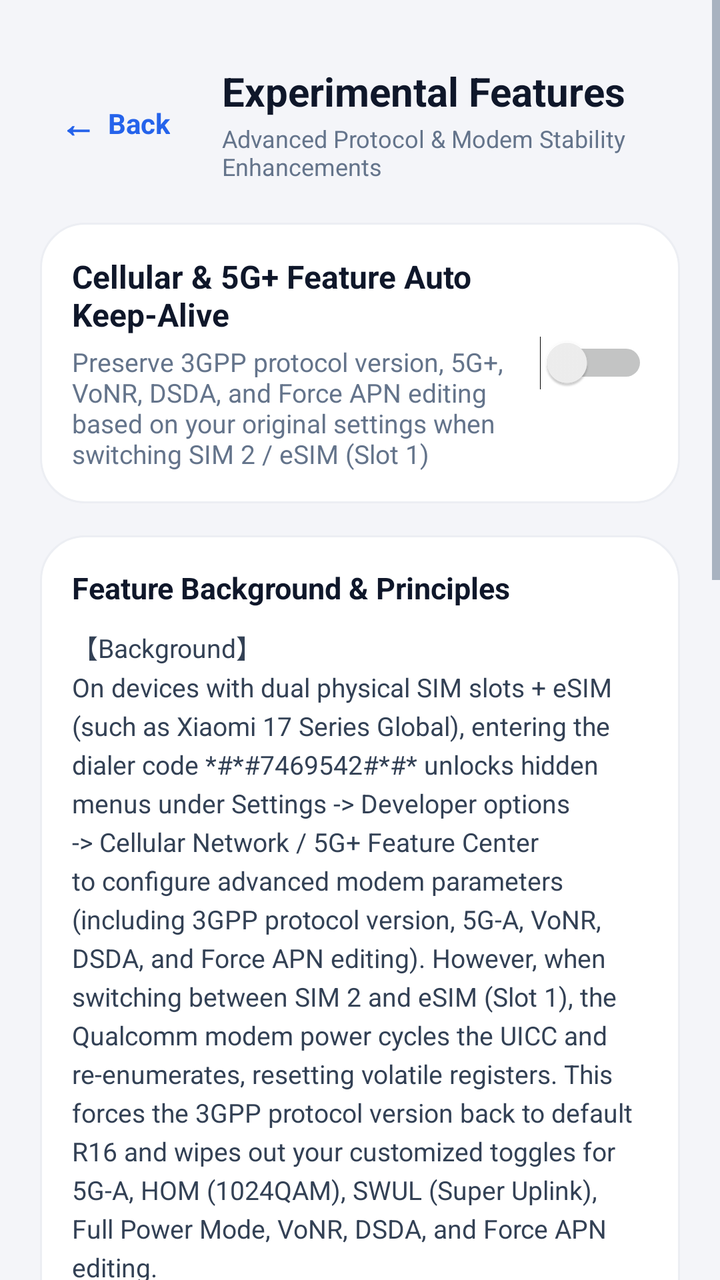
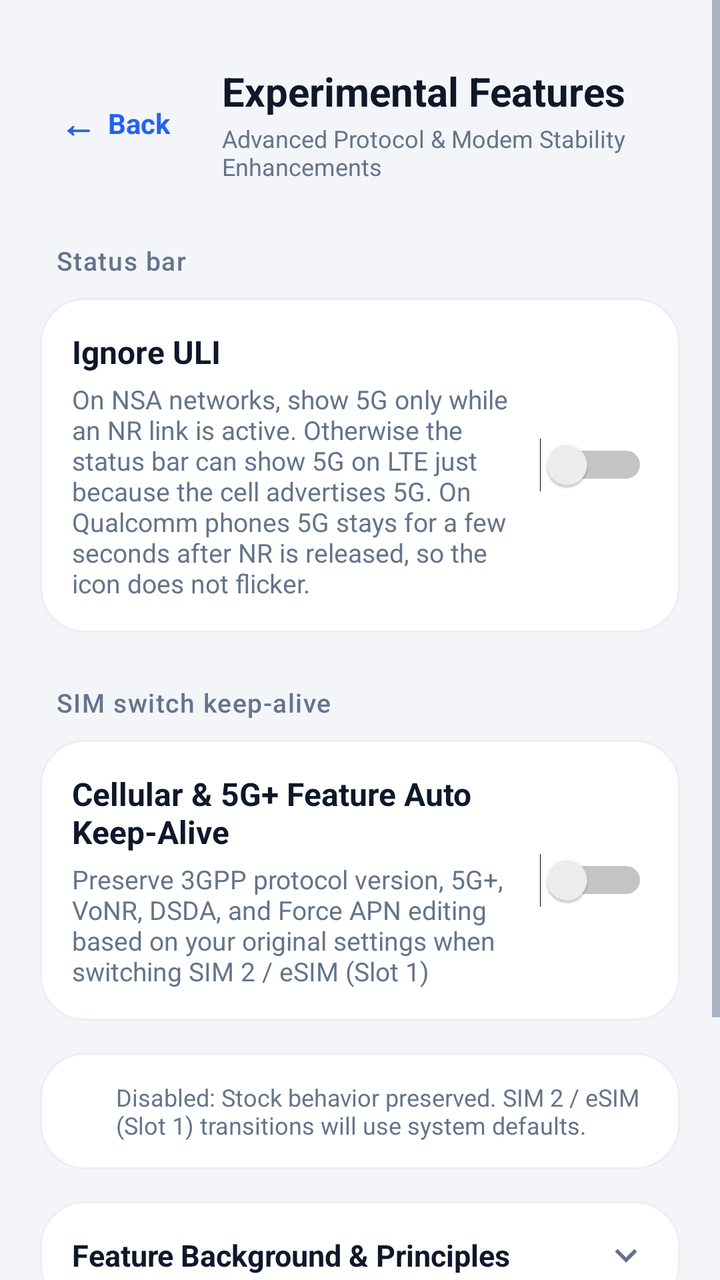

Two renders of the same Android screen: before a commit and after it. Below are the layout's source before the change and the commit's diff.
<!-- AndroidManifest.xml: application theme AppTheme -->
<!-- res/layout/activity_experimental.xml -->
<?xml version="1.0" encoding="utf-8"?>
<ScrollView xmlns:android="http://schemas.android.com/apk/res/android"
    android:layout_width="match_parent"
    android:layout_height="match_parent"
    android:background="@color/background"
    android:fillViewport="true">

    <LinearLayout
        android:layout_width="match_parent"
        android:layout_height="wrap_content"
        android:orientation="vertical"
        android:padding="20dp">

        
        <LinearLayout
            android:layout_width="match_parent"
            android:layout_height="wrap_content"
            android:orientation="horizontal"
            android:gravity="center_vertical"
            android:layout_marginBottom="20dp"
            android:paddingTop="12dp">

            <LinearLayout
                android:id="@+id/btn_back"
                android:layout_width="wrap_content"
                android:layout_height="wrap_content"
                android:orientation="horizontal"
                android:gravity="center_vertical"
                android:background="@drawable/bg_tab_unselected"
                android:clickable="true"
                android:focusable="true"
                android:paddingStart="10dp"
                android:paddingEnd="12dp"
                android:paddingTop="6dp"
                android:paddingBottom="6dp">

                <TextView
                    android:layout_width="wrap_content"
                    android:layout_height="wrap_content"
                    android:text="←"
                    android:textColor="@color/accent"
                    android:textSize="18sp"
                    android:textStyle="bold"
                    android:layout_marginEnd="6dp" />

                <TextView
                    android:layout_width="wrap_content"
                    android:layout_height="wrap_content"
                    android:text="@string/btn_back"
                    android:textColor="@color/accent"
                    android:textSize="14sp"
                    android:textStyle="bold" />
            </LinearLayout>

            <LinearLayout
                android:layout_width="0dp"
                android:layout_height="wrap_content"
                android:layout_weight="1"
                android:orientation="vertical"
                android:layout_marginStart="14dp">

                <TextView
                    android:layout_width="wrap_content"
                    android:layout_height="wrap_content"
                    android:text="@string/title_experimental"
                    android:textColor="@color/text_title"
                    android:textSize="20sp"
                    android:textStyle="bold" />

                <TextView
                    android:layout_width="wrap_content"
                    android:layout_height="wrap_content"
                    android:text="@string/subtitle_experimental"
                    android:textColor="@color/text_caption"
                    android:textSize="12sp"
                    android:layout_marginTop="2dp" />
            </LinearLayout>
        </LinearLayout>

        
        <LinearLayout
            android:layout_width="match_parent"
            android:layout_height="wrap_content"
            android:background="@drawable/bg_card"
            android:orientation="vertical"
            android:padding="16dp"
            android:layout_marginBottom="16dp">

            <LinearLayout
                android:layout_width="match_parent"
                android:layout_height="wrap_content"
                android:orientation="horizontal"
                android:gravity="center_vertical">

                <LinearLayout
                    android:layout_width="0dp"
                    android:layout_height="wrap_content"
                    android:layout_weight="1"
                    android:orientation="vertical"
                    android:layout_marginEnd="12dp">

                    <LinearLayout
                        android:layout_width="wrap_content"
                        android:layout_height="wrap_content"
                        android:orientation="horizontal"
                        android:gravity="center_vertical">

                        <TextView
                            android:layout_width="wrap_content"
                            android:layout_height="wrap_content"
                            android:text="@string/pref_5ga_keepalive_title"
                            android:textColor="@color/text_title"
                            android:textSize="16sp"
                            android:textStyle="bold" />

                        <TextView
                            android:id="@+id/badge_5ga_keepalive_status"
                            android:layout_width="wrap_content"
                            android:layout_height="wrap_content"
                            android:layout_marginStart="8dp"
                            android:textColor="@color/text_caption"
                            android:textSize="12sp"
                            android:textStyle="bold" />
                    </LinearLayout>

                    <TextView
                        android:layout_width="wrap_content"
                        android:layout_height="wrap_content"
                        android:text="@string/pref_5ga_keepalive_desc"
                        android:textColor="@color/text_caption"
                        android:textSize="13sp"
                        android:layout_marginTop="4dp" />
                </LinearLayout>

                <Switch
                    android:id="@+id/switch_5ga_keepalive"
                    android:layout_width="wrap_content"
                    android:layout_height="wrap_content" />
            </LinearLayout>
        </LinearLayout>

        
        <LinearLayout
            android:layout_width="match_parent"
            android:layout_height="wrap_content"
            android:background="@drawable/bg_card"
            android:orientation="vertical"
            android:padding="16dp"
            android:layout_marginBottom="16dp">

            <TextView
                android:layout_width="wrap_content"
                android:layout_height="wrap_content"
                android:text="@string/experimental_explain_title"
                android:textColor="@color/text_title"
                android:textSize="15sp"
                android:textStyle="bold"
                android:layout_marginBottom="10dp" />

            <TextView
                android:layout_width="match_parent"
                android:layout_height="wrap_content"
                android:text="@string/experimental_explain_content"
                android:textColor="@color/text_body"
                android:textSize="13sp"
                android:lineSpacingExtra="4dp" />
        </LinearLayout>

        
        <LinearLayout
            android:layout_width="match_parent"
            android:layout_height="wrap_content"
            android:background="@drawable/bg_card"
            android:orientation="horizontal"
            android:gravity="center_vertical"
            android:padding="14dp"
            android:layout_marginBottom="16dp">

            <View
                android:id="@+id/dot_exp_status"
                android:layout_width="10dp"
                android:layout_height="10dp"
                android:layout_marginStart="4dp"
                android:layout_marginEnd="10dp" />

            <TextView
                android:id="@+id/tv_exp_status_hint"
                android:layout_width="0dp"
                android:layout_height="wrap_content"
                android:layout_weight="1"
                android:text="@string/experimental_tip_inactive"
                android:textColor="@color/text_caption"
                android:textSize="12sp" />
        </LinearLayout>

        
        <Button
            android:id="@+id/btn_restart_phone"
            android:layout_width="match_parent"
            android:layout_height="52dp"
            android:background="@drawable/bg_button_secondary"
            android:text="@string/btn_restart_phone_text"
            android:textColor="@color/btn_secondary_text"
            android:textSize="15sp"
            android:textStyle="bold"
            android:textAllCaps="false"
            android:layout_marginBottom="8dp" />

        <TextView
            android:layout_width="match_parent"
            android:layout_height="wrap_content"
            android:text="@string/restart_phone_desc"
            android:textColor="@color/text_caption"
            android:textSize="12sp"
            android:gravity="center"
            android:paddingStart="12dp"
            android:paddingEnd="12dp"
            android:paddingBottom="24dp" />

    </LinearLayout>
</ScrollView>
<!-- resources referenced by this layout -->
<resources>
  <color name="accent">#2563EB</color>
  <color name="background">#F4F5F9</color>
  <color name="btn_secondary_text">#1E293B</color>
  <color name="text_body">#334155</color>
  <color name="text_caption">#64748B</color>
  <color name="text_title">#0F172A</color>
  <string name="btn_back">Back</string>
  <string name="btn_restart_phone_text">Restart Phone Process</string>
  <string name="experimental_explain_title">Feature Background &amp; Principles</string>
  <string name="experimental_tip_inactive">Disabled: Stock behavior preserved. SIM 2 / eSIM (Slot 1) transitions will use system defaults.</string>
  <string name="pref_5ga_keepalive_desc">Preserve 3GPP protocol version, 5G+, VoNR, DSDA, and Force APN editing based on your original settings when switching SIM 2 / eSIM (Slot 1)</string>
  <string name="pref_5ga_keepalive_title">Cellular &amp; 5G+ Feature Auto Keep-Alive</string>
  <string name="restart_phone_desc">Reloads the phone process hooks without rebooting. Mobile network drops for a few seconds.</string>
  <string name="subtitle_experimental">Advanced Protocol &amp; Modem Stability Enhancements</string>
  <string name="title_experimental">Experimental Features</string>
  <color name="btn_secondary_bg">#E8EBF2</color>
  <color name="card_bg">#FFFFFF</color>
  <color name="card_stroke">#ECEEF3</color>
  <color name="primary">#2563EB</color>
  <color name="primary_dark">#1D4ED8</color>
  <color name="radio_checked">#2563EB</color>
  <!-- unchanged entries left out for length: 5 -->
</resources>

<!-- the commit's change to res/layout/activity_experimental.xml (unified diff, before → after) -->
@@ -77,6 +77,70 @@
             </LinearLayout>
         </LinearLayout>
 
+        <TextView
+            style="@style/SectionHeader"
+            android:text="@string/section_status_bar" />
+
+        
+        <LinearLayout
+            android:layout_width="match_parent"
+            android:layout_height="wrap_content"
+            android:background="@drawable/bg_card"
+            android:orientation="horizontal"
+            android:gravity="center_vertical"
+            android:padding="16dp"
+            android:layout_marginBottom="16dp">
+
+            <LinearLayout
+                android:layout_width="0dp"
+                android:layout_height="wrap_content"
+                android:layout_weight="1"
+                android:orientation="vertical"
+                android:layout_marginEnd="12dp">
+
+                <LinearLayout
+                    android:layout_width="wrap_content"
+                    android:layout_height="wrap_content"
+                    android:orientation="horizontal"
+                    android:gravity="center_vertical">
+
+                    <TextView
+                        android:layout_width="wrap_content"
+                        android:layout_height="wrap_content"
+                        android:text="@string/pref_ignore_uli_title"
+                        android:textColor="@color/text_title"
+                        android:textSize="16sp"
+                        android:textStyle="bold" />
+
+                    <TextView
+                        android:id="@+id/badge_ignore_uli_status"
+                        android:layout_width="wrap_content"
+                        android:layout_height="wrap_content"
+                        android:layout_marginStart="8dp"
+                        android:textColor="@color/text_caption"
+                        android:textSize="12sp"
+                        android:textStyle="bold" />
+                </LinearLayout>
+
+                <TextView
+                    android:layout_width="wrap_content"
+                    android:layout_height="wrap_content"
+                    android:text="@string/pref_ignore_uli_desc"
+                    android:textColor="@color/text_caption"
+                    android:textSize="13sp"
+                    android:layout_marginTop="4dp" />
+            </LinearLayout>
+
+            <Switch
+                android:id="@+id/switch_ignore_uli"
+                android:layout_width="wrap_content"
+                android:layout_height="wrap_content" />
+        </LinearLayout>
+
+        <TextView
+            style="@style/SectionHeader"
+            android:text="@string/section_keep_alive" />
+
         
         <LinearLayout
             android:layout_width="match_parent"
@@ -144,33 +208,6 @@
             android:layout_width="match_parent"
             android:layout_height="wrap_content"
             android:background="@drawable/bg_card"
-            android:orientation="vertical"
-            android:padding="16dp"
-            android:layout_marginBottom="16dp">
-
-            <TextView
-                android:layout_width="wrap_content"
-                android:layout_height="wrap_content"
-                android:text="@string/experimental_explain_title"
-                android:textColor="@color/text_title"
-                android:textSize="15sp"
-                android:textStyle="bold"
-                android:layout_marginBottom="10dp" />
-
-            <TextView
-                android:layout_width="match_parent"
-                android:layout_height="wrap_content"
-                android:text="@string/experimental_explain_content"
-                android:textColor="@color/text_body"
-                android:textSize="13sp"
-                android:lineSpacingExtra="4dp" />
-        </LinearLayout>
-
-        
-        <LinearLayout
-            android:layout_width="match_parent"
-            android:layout_height="wrap_content"
-            android:background="@drawable/bg_card"
             android:orientation="horizontal"
             android:gravity="center_vertical"
             android:padding="14dp"
@@ -191,6 +228,54 @@
                 android:text="@string/experimental_tip_inactive"
                 android:textColor="@color/text_caption"
                 android:textSize="12sp" />
+        </LinearLayout>
+
+        
+        <LinearLayout
+            android:layout_width="match_parent"
+            android:layout_height="wrap_content"
+            android:background="@drawable/bg_card"
+            android:orientation="vertical"
+            android:padding="16dp"
+            android:layout_marginBottom="16dp">
+
+            <LinearLayout
+                android:id="@+id/explain_header"
+                android:layout_width="match_parent"
+                android:layout_height="wrap_content"
+                android:orientation="horizontal"
+                android:gravity="center_vertical"
+                android:clickable="true"
+                android:focusable="true">
+
+                <TextView
+                    android:layout_width="0dp"
+                    android:layout_height="wrap_content"
+                    android:layout_weight="1"
+                    android:text="@string/experimental_explain_title"
+                    android:textColor="@color/text_title"
+                    android:textSize="15sp"
+                    android:textStyle="bold" />
+
+                <ImageView
+                    android:id="@+id/explain_chevron"
+                    android:layout_width="22dp"
+                    android:layout_height="22dp"
+                    android:layout_marginStart="6dp"
+                    android:importantForAccessibility="no"
+                    android:src="@drawable/ic_chevron" />
+            </LinearLayout>
+
+            <TextView
+                android:id="@+id/explain_content"
+                android:layout_width="match_parent"
+                android:layout_height="wrap_content"
+                android:layout_marginTop="10dp"
+                android:visibility="gone"
+                android:text="@string/experimental_explain_content"
+                android:textColor="@color/text_body"
+                android:textSize="13sp"
+                android:lineSpacingExtra="4dp" />
         </LinearLayout>
 
         
<!-- resource entries referenced after the edit -->
@@ -6,15 +6,41 @@
   <color name="text_body">#334155</color>
   <color name="text_caption">#64748B</color>
   <color name="text_title">#0F172A</color>
+  <!-- drawable ic_chevron (drawable) -->
+  <?xml version="1.0" encoding="utf-8"?>
+  <vector xmlns:android="http://schemas.android.com/apk/res/android"
+      android:width="22dp"
+      android:height="22dp"
+      android:viewportWidth="24"
+      android:viewportHeight="24">
+      <path
+          android:fillColor="@color/text_caption"
+          android:pathData="M16.59,8.59L12,13.17 7.41,8.59 6,10l6,6 6,-6z" />
+  </vector>
   <string name="btn_back">Back</string>
   <string name="btn_restart_phone_text">Restart Phone Process</string>
   <string name="experimental_explain_title">Feature Background &amp; Principles</string>
   <string name="experimental_tip_inactive">Disabled: Stock behavior preserved. SIM 2 / eSIM (Slot 1) transitions will use system defaults.</string>
   <string name="pref_5ga_keepalive_desc">Preserve 3GPP protocol version, 5G+, VoNR, DSDA, and Force APN editing based on your original settings when switching SIM 2 / eSIM (Slot 1)</string>
   <string name="pref_5ga_keepalive_title">Cellular &amp; 5G+ Feature Auto Keep-Alive</string>
+  <string name="pref_ignore_uli_desc">On NSA networks, show 5G only while an NR link is active. Otherwise the status bar can show 5G on LTE just because the cell advertises 5G. On Qualcomm phones 5G stays for a few seconds after NR is released, so the icon does not flicker.</string>
+  <string name="pref_ignore_uli_title">Ignore ULI</string>
   <string name="restart_phone_desc">Reloads the phone process hooks without rebooting. Mobile network drops for a few seconds.</string>
+  <string name="section_keep_alive">SIM switch keep-alive</string>
+  <string name="section_status_bar">Status bar</string>
   <string name="subtitle_experimental">Advanced Protocol &amp; Modem Stability Enhancements</string>
   <string name="title_experimental">Experimental Features</string>
+  <style name="SectionHeader">
+          <item name="android:layout_width">match_parent</item>
+          <item name="android:layout_height">wrap_content</item>
+          <item name="android:layout_marginTop">10dp</item>
+          <item name="android:layout_marginBottom">10dp</item>
+          <item name="android:paddingStart">8dp</item>
+          <item name="android:textColor">@color/text_caption</item>
+          <item name="android:textSize">13sp</item>
+          <item name="android:fontFamily">sans-serif-medium</item>
+          <item name="android:letterSpacing">0.04</item>
+      </style>
   <color name="btn_secondary_bg">#E8EBF2</color>
   <color name="card_bg">#FFFFFF</color>
   <color name="card_stroke">#ECEEF3</color>
